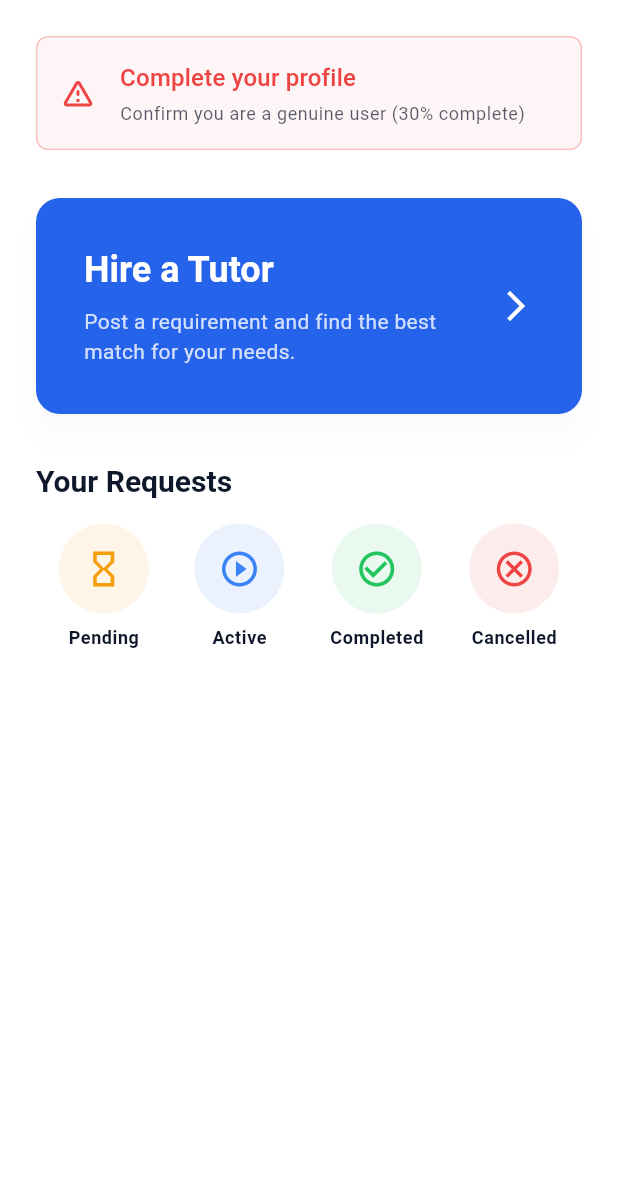
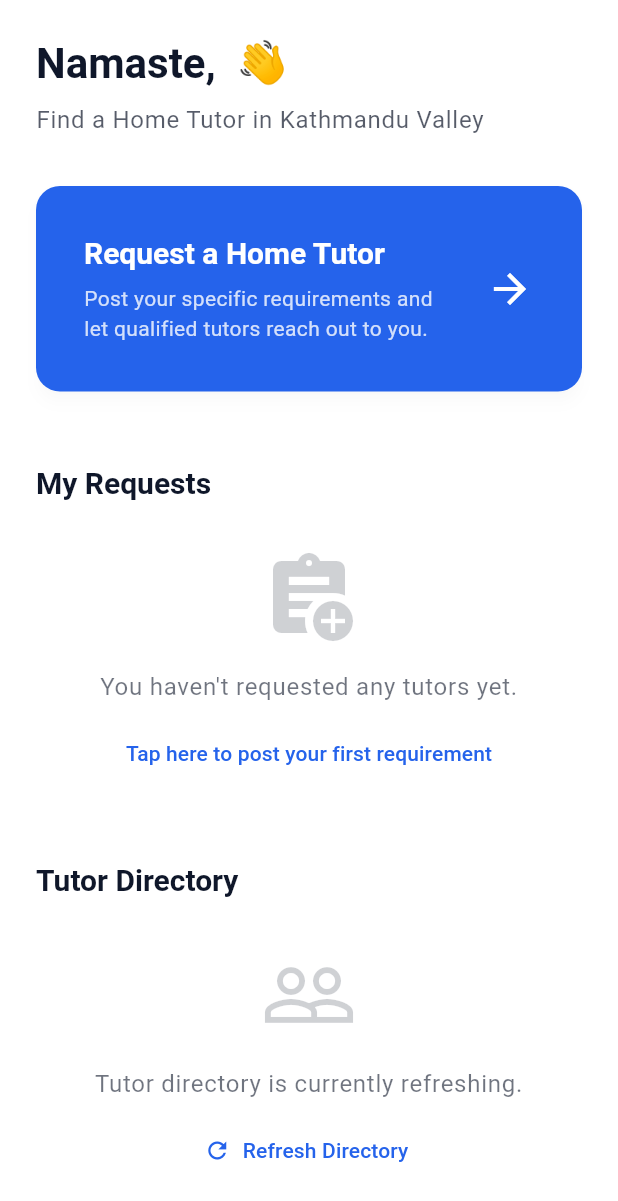
Before and after one commit to iiZenith/TutorMate, a Flutter app: the StudentDashboardContent widget shown alone on an empty page, opened directly, on a phone screen of 412 x 824 dp. Shown: the top 1201 px of the screen. Run offline on Flutter 3.47's test engine with Material 3 defaults, Android fonts, the phone set to English and light mode, and no system bars; our stand-ins replace cloud_firestore, firebase_auth, firebase_core, go_router; accounts and stored records are empty.

Commit message:
deleted the hardcodes and cleaned ui, and made proper setup to add student detail system backend

```diff
--- a/lib/features/student_dashboard/presentation/screens/student_dashboard_content.dart
+++ b/lib/features/student_dashboard/presentation/screens/student_dashboard_content.dart
@@ -1,8 +1,8 @@
 import 'package:flutter/material.dart';
 import 'package:go_router/go_router.dart';
+import '../../../../app/app.dart';
 import '../../../../core/theme/app_spacing.dart';
 import '../../../../core/theme/app_radii.dart';
-import '../../../../core/theme/app_colors.dart';
 
 class StudentDashboardContent extends StatelessWidget {
   const StudentDashboardContent({super.key});
@@ -10,53 +10,31 @@ class StudentDashboardContent extends StatelessWidget {
   @override
   Widget build(BuildContext context) {
     final theme = Theme.of(context);
+    final user = AuthProviderInherited.of(context).user;
+    final firstName = user?.fullName.split(' ').first ?? 'Student';
 
     return SingleChildScrollView(
       padding: const EdgeInsets.all(AppSpacing.lg),
       child: Column(
         crossAxisAlignment: CrossAxisAlignment.stretch,
         children: [
-          // Alert / Notice Card
-          Card(
-            elevation: 0,
-            shape: RoundedRectangleBorder(
-              borderRadius: AppRadii.borderRadiusMedium,
-              side: BorderSide(color: AppColors.error.withValues(alpha: 0.3)),
-            ),
-            color: AppColors.error.withValues(alpha: 0.05),
-            child: Padding(
-              padding: const EdgeInsets.all(AppSpacing.md),
-              child: Row(
-                children: [
-                  const Icon(Icons.warning_amber_rounded, color: AppColors.error),
-                  const SizedBox(width: AppSpacing.md),
-                  Expanded(
-                    child: Column(
-                      crossAxisAlignment: CrossAxisAlignment.start,
-                      children: [
-                        Text(
-                          'Complete your profile',
-                          style: theme.textTheme.titleMedium?.copyWith(color: AppColors.error)
-                        ),
-                        const SizedBox(height: 4),
-                        Text(
-                          'Confirm you are a genuine user (30% complete)',
-                          style: theme.textTheme.bodySmall?.copyWith(
-                            color: theme.colorScheme.onSurface.withValues(alpha: 0.7)
-                          )
-                        ),
-                      ],
-                    ),
-                  ),
-                ],
-              ),
+          // Greeting & Header
+          Text(
+            'Namaste, $firstName 👋',
+            style: theme.textTheme.headlineMedium?.copyWith(fontWeight: FontWeight.bold),
+          ),
+          const SizedBox(height: AppSpacing.sm),
+          Text(
+            'Find a Home Tutor in Kathmandu Valley',
+            style: theme.textTheme.bodyLarge?.copyWith(
+              color: theme.colorScheme.onSurface.withValues(alpha: 0.7),
             ),
           ),
           const SizedBox(height: AppSpacing.xl),
 
-          // Action Banner
+          // Primary Action Card
           Card(
-            elevation: 8,
+            elevation: 4,
             shadowColor: theme.shadowColor.withValues(alpha: 0.1),
             shape: const RoundedRectangleBorder(borderRadius: AppRadii.borderRadiusLarge),
             color: theme.colorScheme.primary,
@@ -72,15 +50,15 @@ class StudentDashboardContent extends StatelessWidget {
                         crossAxisAlignment: CrossAxisAlignment.start,
                         children: [
                           Text(
-                            'Hire a Tutor',
-                            style: theme.textTheme.headlineSmall?.copyWith(
+                            'Request a Home Tutor',
+                            style: theme.textTheme.titleLarge?.copyWith(
                               color: theme.colorScheme.onPrimary,
                               fontWeight: FontWeight.bold
                             )
                           ),
                           const SizedBox(height: AppSpacing.sm),
                           Text(
-                            'Post a requirement and find the best match for your needs.',
+                            'Post your specific requirements and let qualified tutors reach out to you.',
                             style: theme.textTheme.bodyMedium?.copyWith(
                               color: theme.colorScheme.onPrimary.withValues(alpha: 0.8)
                             )
@@ -88,63 +66,64 @@ class StudentDashboardContent extends StatelessWidget {
                         ],
                       ),
                     ),
-                    Icon(Icons.arrow_forward_ios, color: theme.colorScheme.onPrimary),
+                    const SizedBox(width: AppSpacing.md),
+                    Icon(Icons.arrow_forward, color: theme.colorScheme.onPrimary, size: 32),
                   ],
                 ),
               ),
             ),
           ),
+          const SizedBox(height: AppSpacing.xxl),
+
+          Text('My Requests', style: theme.textTheme.titleLarge?.copyWith(fontWeight: FontWeight.bold)),
           const SizedBox(height: AppSpacing.xl),
 
-          Text('Your Requests', style: theme.textTheme.titleLarge?.copyWith(fontWeight: FontWeight.bold)),
-          const SizedBox(height: AppSpacing.md),
+          // Empty State for Requests
+          Center(
+            child: Column(
+              children: [
+                Icon(Icons.assignment_add, size: 64, color: theme.colorScheme.onSurface.withValues(alpha: 0.2)),
+                const SizedBox(height: AppSpacing.md),
+                Text(
+                  'You haven\'t requested any tutors yet.',
+                  style: theme.textTheme.bodyLarge?.copyWith(color: theme.colorScheme.onSurface.withValues(alpha: 0.6)),
+                  textAlign: TextAlign.center,
+                ),
+                const SizedBox(height: AppSpacing.sm),
+                TextButton(
+                  onPressed: () => context.push('/hire-tutor'),
+                  child: const Text('Tap here to post your first requirement'),
+                ),
+              ],
+            ),
+          ),
 
-          // Stats Row
-          Row(
-            mainAxisAlignment: MainAxisAlignment.spaceAround,
-            children: [
-              _StatItem(label: 'Pending', icon: Icons.hourglass_empty, color: AppColors.warning),
-              _StatItem(label: 'Active', icon: Icons.play_circle_outline, color: AppColors.info),
-              _StatItem(label: 'Completed', icon: Icons.check_circle_outline, color: AppColors.success),
-              _StatItem(label: 'Cancelled', icon: Icons.cancel_outlined, color: AppColors.error),
-            ],
+          const SizedBox(height: AppSpacing.xxl),
+          Text('Tutor Directory', style: theme.textTheme.titleLarge?.copyWith(fontWeight: FontWeight.bold)),
+          const SizedBox(height: AppSpacing.xl),
+
+          // Empty State for Directory Feed
+          Center(
+            child: Column(
+              children: [
+                Icon(Icons.people_outline, size: 64, color: theme.colorScheme.onSurface.withValues(alpha: 0.2)),
+                const SizedBox(height: AppSpacing.md),
+                Text(
+                  'Tutor directory is currently refreshing.',
+                  style: theme.textTheme.bodyLarge?.copyWith(color: theme.colorScheme.onSurface.withValues(alpha: 0.6)),
+                  textAlign: TextAlign.center,
+                ),
+                const SizedBox(height: AppSpacing.sm),
+                TextButton.icon(
+                  onPressed: () {},
+                  icon: const Icon(Icons.refresh),
+                  label: const Text('Refresh Directory'),
+                ),
+              ],
+            ),
           ),
-          const SizedBox(height: AppSpacing.xxl),
         ],
       ),
     );
   }
 }
-
-class _StatItem extends StatelessWidget {
-  final String label;
-  final IconData icon;
-  final Color color;
-
-  const _StatItem({
-    required this.label,
-    required this.icon,
-    required this.color,
-  });
-
-  @override
-  Widget build(BuildContext context) {
-    return Column(
-      children: [
-        Container(
-          padding: const EdgeInsets.all(AppSpacing.md),
-          decoration: BoxDecoration(
-            color: color.withValues(alpha: 0.1),
-            shape: BoxShape.circle,
-          ),
-          child: Icon(icon, color: color, size: 28),
-        ),
-        const SizedBox(height: AppSpacing.sm),
-        Text(
-          label,
-          style: Theme.of(context).textTheme.bodySmall?.copyWith(fontWeight: FontWeight.w600)
-        ),
-      ],
-    );
-  }
-}
```
Also changed, not shown: lib/features/job_discovery/data/mocks/mock_jobs.dart (deleted, +0 -50 lines), lib/features/job_discovery/presentation/screens/job_board_screen.dart (+16 -110 lines), lib/features/job_request/domain/models/job_request_model.dart (+13 -21 lines), lib/features/tutor_dashboard/presentation/screens/tutor_dashboard_content.dart (+103 -143 lines).
